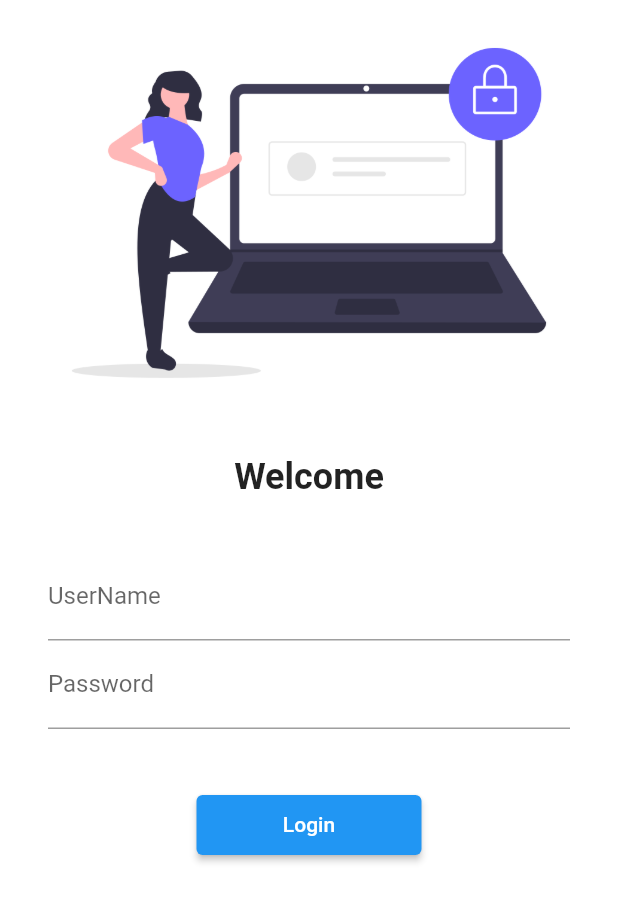
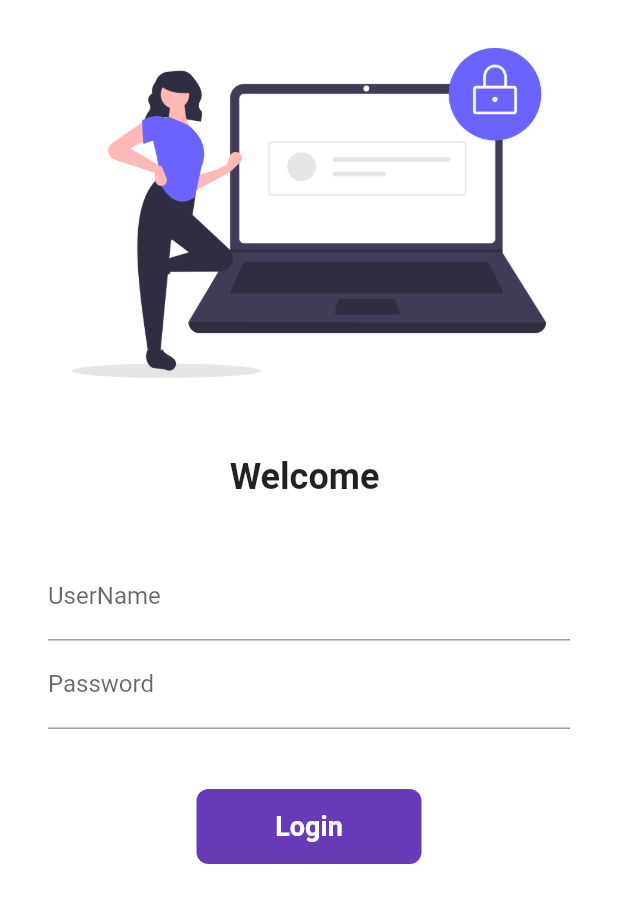
Before and after one commit to mihirian/30DaysOfFlutter, a Flutter app: the screen it shows after launch, on a phone screen of 412 x 824 dp. Shown: the top 903 px of the screen. Run offline on Flutter 3.47's test engine with Material 2 defaults, Android fonts, the phone set to English and light mode, and no system bars; our stand-ins replace google_fonts.

Commit message:
day 6 completed

```diff
--- a/lib/screens/login_page.dart
+++ b/lib/screens/login_page.dart
@@ -1,7 +1,14 @@
 import 'package:flutter/material.dart';
 import 'package:mtechviral/utils/routes.dart';
 
-class LoginPage extends StatelessWidget {
+class LoginPage extends StatefulWidget {
+  @override
+  _LoginPageState createState() => _LoginPageState();
+}
+
+class _LoginPageState extends State<LoginPage> {
+  String name = "";
+  bool changeButton = false;
   @override
   Widget build(BuildContext context) {
     return Material(
@@ -17,7 +24,7 @@ class LoginPage extends StatelessWidget {
               height: 20,
             ),
             Text(
-              'Welcome',
+              'Welcome $name',
               style: TextStyle(
                 fontSize: 24,
                 fontWeight: FontWeight.bold,
@@ -35,25 +42,70 @@ class LoginPage extends StatelessWidget {
                 children: [
                   TextFormField(
                     decoration: InputDecoration(
-                        hintText: "Enter username", labelText: "UserName"),
+                      hintText: "Enter username",
+                      labelText: "UserName",
+                    ),
+                    onChanged: (value) {
+                      setState(() {
+                        name = value;
+                      });
+                    },
                   ),
                   TextFormField(
                     obscureText: true,
                     decoration: InputDecoration(
-                        hintText: "Enter password", labelText: "Password"),
+                      hintText: "Enter password",
+                      labelText: "Password",
+                    ),
                   ),
                   SizedBox(
                     height: 40,
                   ),
-                  ElevatedButton(
-                    onPressed: () {
+
+                  InkWell(
+                    onTap: () async {
+                      setState(() {
+                        changeButton = true;
+                      });
+                      await Future.delayed(Duration(seconds: 1));
                       Navigator.pushNamed(context, MyRoutes.homeRoute);
                     },
-                    style: TextButton.styleFrom(
-                      minimumSize: Size(150, 40),
+                    child: AnimatedContainer(
+                      duration: Duration(seconds: 1),
+                      width: changeButton ? 50 : 150,
+                      height: 50,
+                      alignment: Alignment.center,
+                      child: changeButton
+                          ? Icon(
+                              Icons.done,
+                              color: Colors.white,
+                            )
+                          : Text(
+                              "Login",
+                              style: TextStyle(
+                                color: Colors.white,
+                                fontWeight: FontWeight.bold,
+                                fontSize: 18,
+                              ),
+                            ),
+                      decoration: BoxDecoration(
+                        color: Colors.deepPurple,
+                        // shape:
+                        //     changeButton ? BoxShape.circle : BoxShape.rectangle,
+                        borderRadius:
+                            BorderRadius.circular(changeButton ? 50 : 8),
+                      ),
                     ),
-                    child: Text("Login"),
                   ),
+                  // ElevatedButton(
+                  //   onPressed: () {
+                  //     Navigator.pushNamed(context, MyRoutes.homeRoute);
+                  //   },
+                  //   style: TextButton.styleFrom(
+                  //     minimumSize: Size(150, 40),
+                  //   ),
+                  //   child: Text("Login"),
+                  // ),
                 ],
               ),
             )
```
